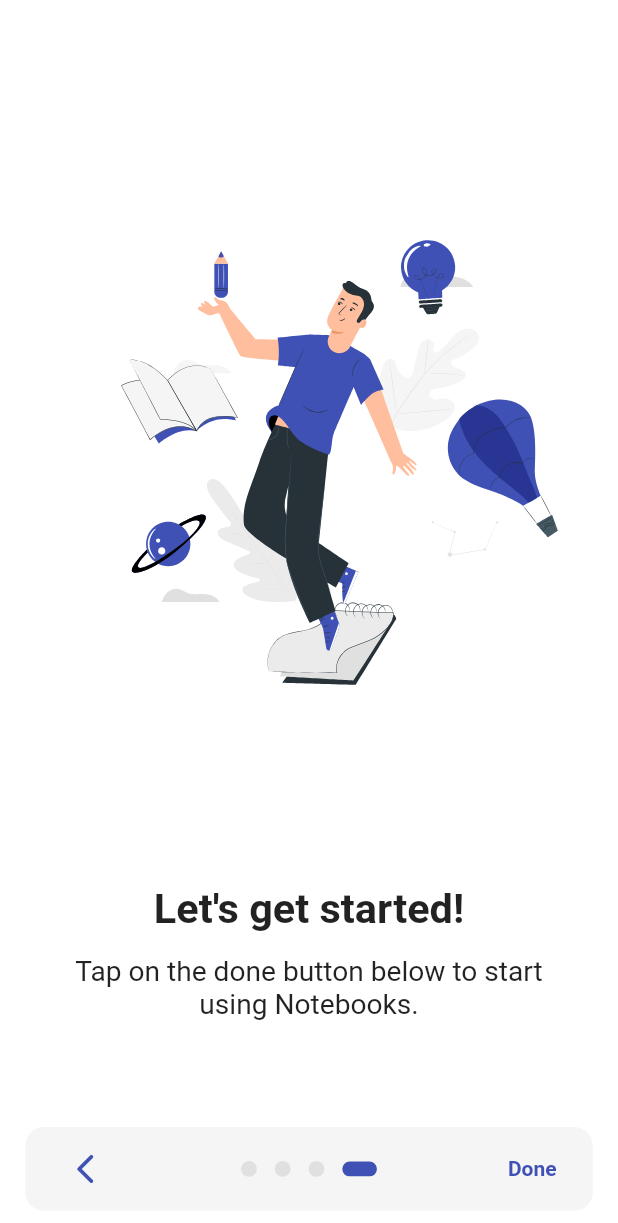
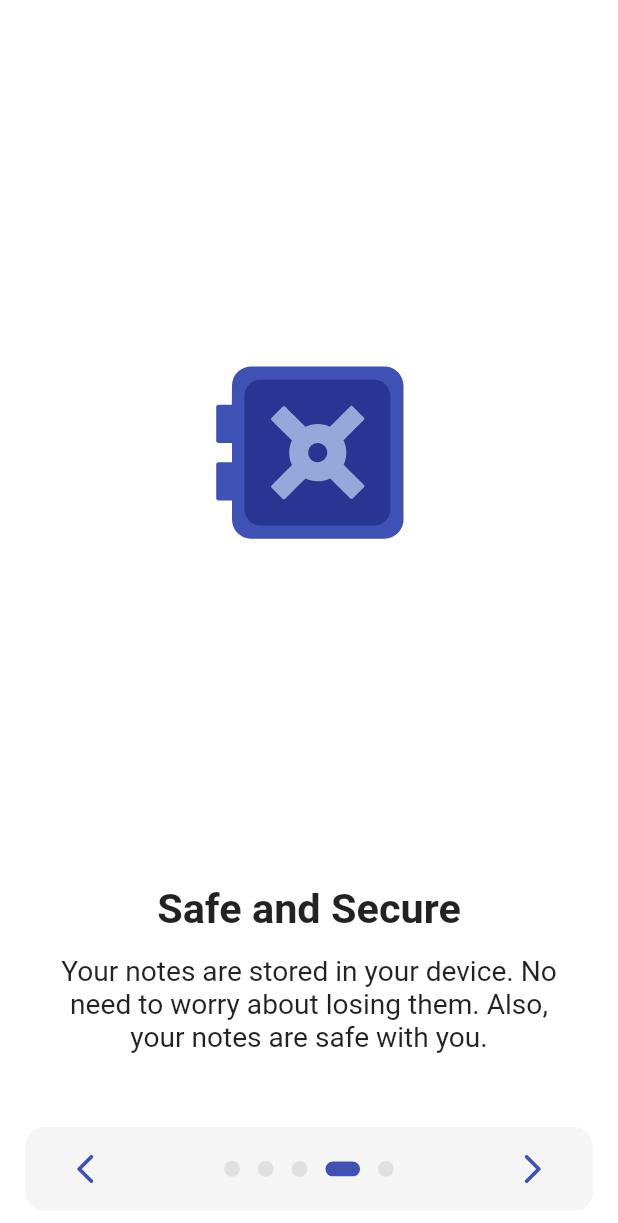
Before and after one commit to motasimfuad/deeNotes-personal_notebooks, a Flutter app: the screen it shows after launch, swiped to page 4, on a phone screen of 412 x 824 dp. Shown: the top 1223 px of the screen. Run offline on Flutter 3.47's test engine with Material 2 defaults, Android fonts, the phone set to English and light mode, and no system bars; drawn by our look-alikes of introduction_screen; our stand-ins replace bloc, dartz, equatable, flash, flutter_bloc, flutter_screenutil and 6 more; accounts and stored records are empty; statements that could not run were skipped.

Commit message:
intro page added

```diff
--- a/lib/features/settings/presentation/pages/introduction_screen.dart
+++ b/lib/features/settings/presentation/pages/introduction_screen.dart
@@ -65,8 +65,8 @@
       imagePadding: EdgeInsets.only(
         top: 50.h,
         bottom: 20.h,
-        left: 20.w,
-        right: 20.w,
+        left: 30.w,
+        right: 30.w,
       ),
       imageFlex: 3,
     );
@@ -110,25 +110,29 @@
           PageViewModel(
             title: "Create Notebooks",
             body:
-                "Create notebooks for different topics and write notes in that notebook.",
-            // image: _buildFullscreenImage(),
+                "Create notebooks for different topics and store notes categorically.",
             image: _buildLottie('animations/onboarding-notebooks.json'),
             decoration: pageDecoration,
           ),
           PageViewModel(
             title: "Create Notes",
-            body: "Create and customize notes with colors as you wish.",
+            body:
+                "Create and customize notes as you wish with beautiful colors.",
             image: _buildLottie('animations/onboarding-note.json'),
+            decoration: pageDecoration,
+          ),
+          PageViewModel(
+            title: "Safe and Secure",
+            body:
+                "Your notes are stored in your device. No need to worry about losing them. Also, your notes are safe with you.",
+            image: _buildLottie('animations/onboarding-safe.json'),
             decoration: pageDecoration,
           ),
           PageViewModel(
             title: "Let's get started!",
             body: "Tap on the done button below to start using Notebooks.",
             image: _buildLottie('animations/onboarding-done.json'),
-            decoration: pageDecoration.copyWith(
-              imageFlex: 3,
-              imageAlignment: Alignment.center,
-            ),
+            decoration: pageDecoration,
           ),
         ],
         onDone: () => _onIntroEnd(context),
```
Also changed, not shown: assets/animations/onboarding-safe.json (added, +1 -0 lines).
